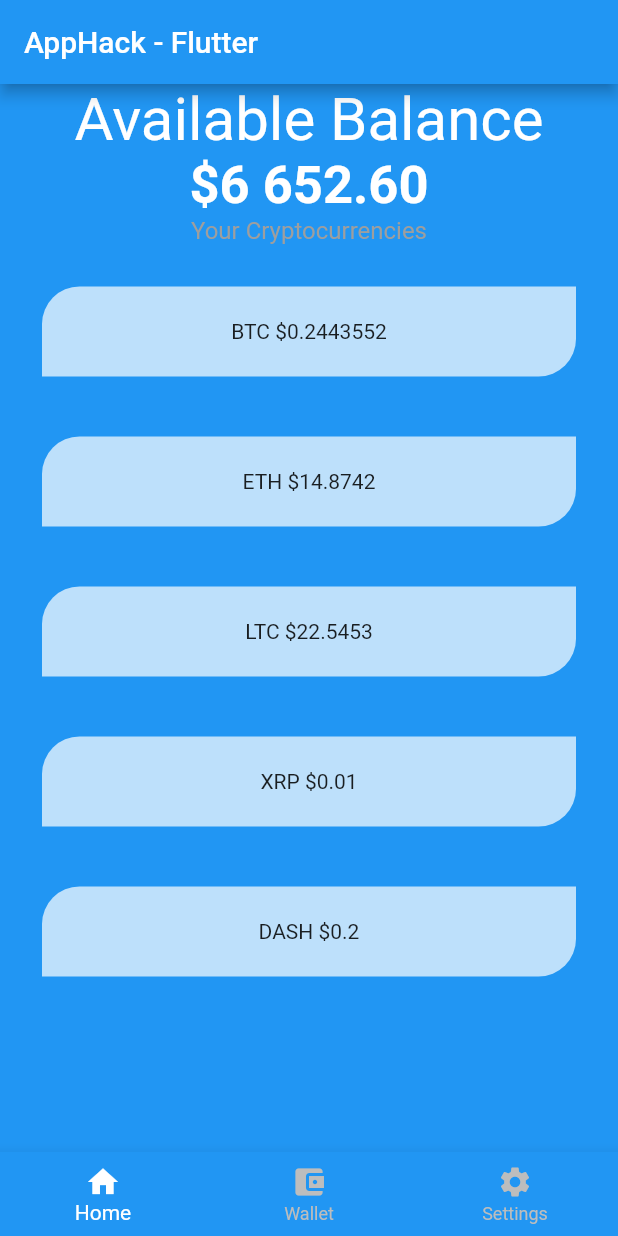
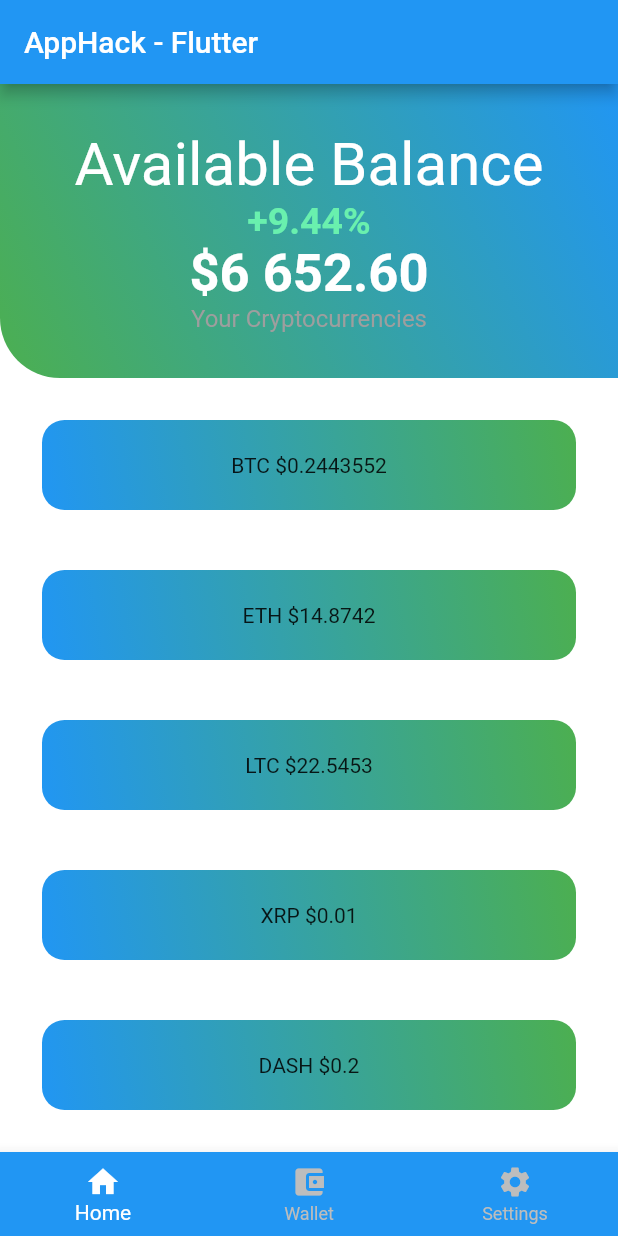
Before and after one commit to alexeystrakh/apphack-flutter, a Flutter app: the screen it shows after launch, on a phone screen of 412 x 824 dp. Run offline on Flutter 3.47's test engine with Material 2 defaults, Android fonts, the phone set to English and light mode, and no system bars.

Commit message:
gradients and readme screens

```diff
--- a/lib/myhomepage.dart
+++ b/lib/myhomepage.dart
@@ -57,16 +57,12 @@ class _MyHomePageState extends State<MyHomePage> {
               icon: Icon(Icons.account_balance_wallet),
               title: Text('Wallet'),
             ),
-            // BottomNavigationBarItem(
-            //   icon: Icon(Icons.list),
-            //   title: Text('List'),
-            // ),
             BottomNavigationBarItem(
               icon: Icon(Icons.settings),
               title: Text('Settings'),
             ),
           ]),
-      backgroundColor: Theme.of(context).primaryColor,
+      backgroundColor: Colors.white,
     );
   }
 }
--- a/lib/tab1.dart
+++ b/lib/tab1.dart
@@ -26,10 +26,24 @@ class Tab1 extends StatelessWidget {
       child: Column(
           mainAxisSize: MainAxisSize.min,
           mainAxisAlignment: MainAxisAlignment.spaceEvenly,
+          crossAxisAlignment: CrossAxisAlignment.stretch,
+          children: [
+            Container(
+                padding: EdgeInsets.all(30),
+                child: Column(
+                    mainAxisSize: MainAxisSize.min,
+                    mainAxisAlignment: MainAxisAlignment.spaceEvenly,
                     children: [
                       Text(
                         "Available Balance",
                         style: TextStyle(fontSize: 40, color: Colors.white),
+                      ),
+                      Text(
+                        "+9.44%",
+                        style: TextStyle(
+                            fontSize: 25,
+                            fontWeight: FontWeight.bold,
+                            color: Colors.greenAccent),
                       ),
                       Text(
                         "\$6 652.60",
@@ -41,7 +55,16 @@ class Tab1 extends StatelessWidget {
                       Text(
                         "Your Cryptocurrencies",
                         style: TextStyle(fontSize: 16, color: Colors.grey),
-            ),
+                      )
+                    ]),
+                decoration: BoxDecoration(
+                    gradient: LinearGradient(
+                        begin: Alignment.topRight,
+                        end: Alignment.bottomLeft,
+                        colors: [Colors.blue, Colors.green]),
+                    shape: BoxShape.rectangle,
+                    borderRadius:
+                        BorderRadius.only(bottomLeft: Radius.circular(40.0)))),
             new Expanded(
                 child: ListView.builder(
                     padding: const EdgeInsets.all(8),
@@ -50,13 +73,17 @@ class Tab1 extends StatelessWidget {
                       return Container(
                         height: 60,
                         margin: EdgeInsets.all(20),
-                        child: Center(child: Text('${entries[index].name} \$${entries[index].balance}')),
+                        child: Center(
+                            child: Text(
+                                '${entries[index].name} \$${entries[index].balance}')),
                         decoration: BoxDecoration(
-                          color: Colors.white70,
+                            gradient: LinearGradient(
+                                begin: Alignment.topRight,
+                                end: Alignment.bottomLeft,
+                                colors: [Colors.green, Colors.blue]),
                             shape: BoxShape.rectangle,
-                          borderRadius: BorderRadius.only(
-                              topLeft: Radius.circular(25.0),
-                              bottomRight: Radius.circular(25.0))),
+                            borderRadius:
+                                BorderRadius.all(Radius.circular(15))),
                       );
                     })),
           ]),
```
Also changed, not shown: illustrations/screen1.png (added), illustrations/screen2.png (added), 1 other file. Lines whose indentation alone changed are shown as unchanged.
